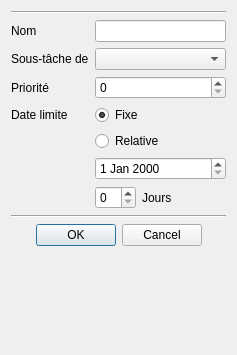
Old version of the form src/ihm/CustomWidgets/taskform.ui in the repository bmael/IHMProject.
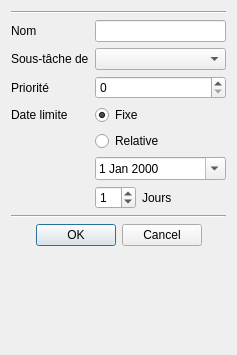
New version of the form.

What changed in the file:
```diff
--- a/src/ihm/CustomWidgets/taskform.ui
+++ b/src/ihm/CustomWidgets/taskform.ui
@@ -83,7 +83,11 @@
         </widget>
        </item>
        <item row="5" column="1">
-        <widget class="QDateEdit" name="timeLimitAbsolute"/>
+        <widget class="QDateEdit" name="timeLimitAbsolute">
+         <property name="calendarPopup">
+          <bool>true</bool>
+         </property>
+        </widget>
        </item>
        <item row="6" column="1">
         <layout class="QFormLayout" name="formLayout_3">
@@ -91,7 +95,11 @@
           <enum>QFormLayout::AllNonFixedFieldsGrow</enum>
          </property>
          <item row="0" column="0">
-          <widget class="QSpinBox" name="timeLimitRelative"/>
+          <widget class="QSpinBox" name="timeLimitRelative">
+           <property name="value">
+            <number>1</number>
+           </property>
+          </widget>
          </item>
          <item row="0" column="1">
           <widget class="QLabel" name="timeLimitRelativeLabel">
```
